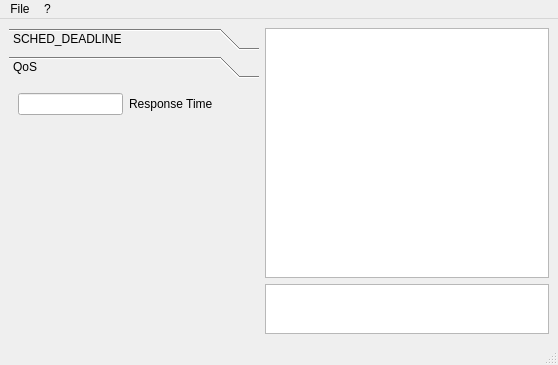
balsini/SchedConfigTool, file src/mainwindow.ui: the form before one commit.
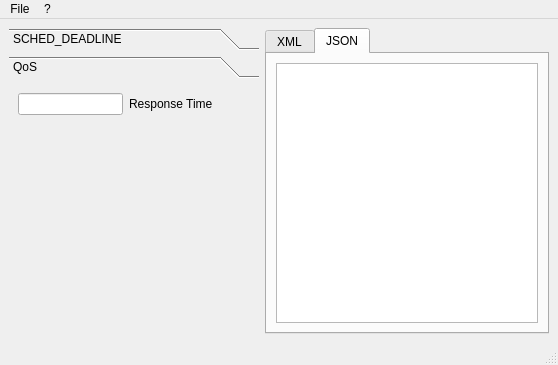
The form after the commit. The open tabs and pages were chosen to show the change.

Commit message: Addes basic structure for JSON plaintext editor

Diff of the .ui file:
```diff
--- a/src/mainwindow.ui
+++ b/src/mainwindow.ui
@@ -240,7 +240,19 @@
         </widget>
        </widget>
       </item>
-      <item>
+     </layout>
+    </item>
+    <item row="0" column="1">
+     <widget class="QTabWidget" name="plainEditorTab">
+      <property name="currentIndex">
+       <number>0</number>
+      </property>
+      <widget class="QWidget" name="tab">
+       <attribute name="title">
+        <string>XML</string>
+       </attribute>
+       <layout class="QGridLayout" name="gridLayout_4">
+        <item row="0" column="0">
        <layout class="QVBoxLayout" name="verticalLayout_2">
         <item>
          <widget class="QPlainTextEdit" name="plainXMLEditor"/>
@@ -270,6 +282,18 @@
        </layout>
       </item>
      </layout>
+      </widget>
+      <widget class="QWidget" name="tab_2">
+       <attribute name="title">
+        <string>JSON</string>
+       </attribute>
+       <layout class="QGridLayout" name="gridLayout_5">
+        <item row="0" column="0">
+         <widget class="QPlainTextEdit" name="plainJSONEditor"/>
+        </item>
+       </layout>
+      </widget>
+     </widget>
     </item>
    </layout>
   </widget>
```
Left out of the diff: 6 changed lines with no effect on the pictures. Lines whose indentation alone changed are shown as unchanged. The commit also changes 1 other file.
